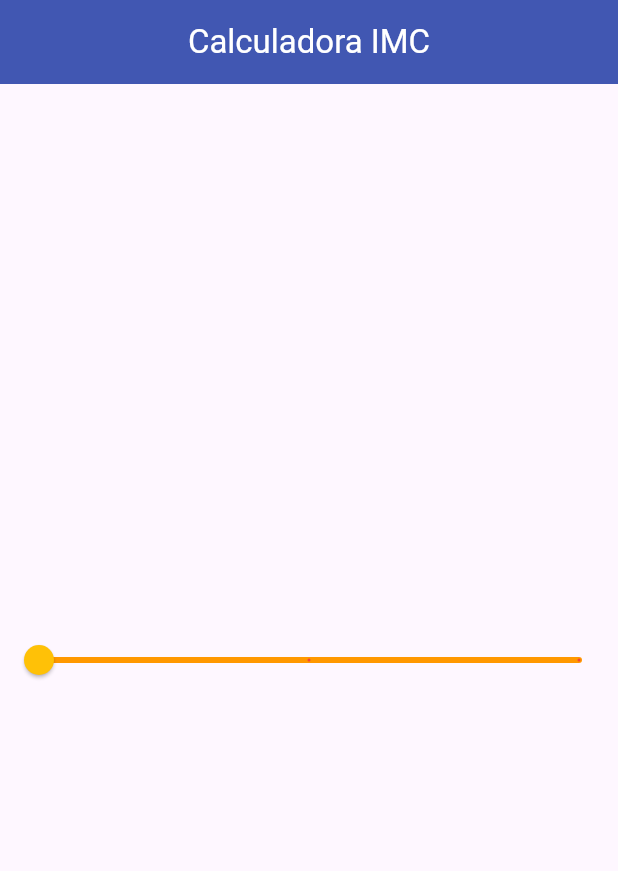
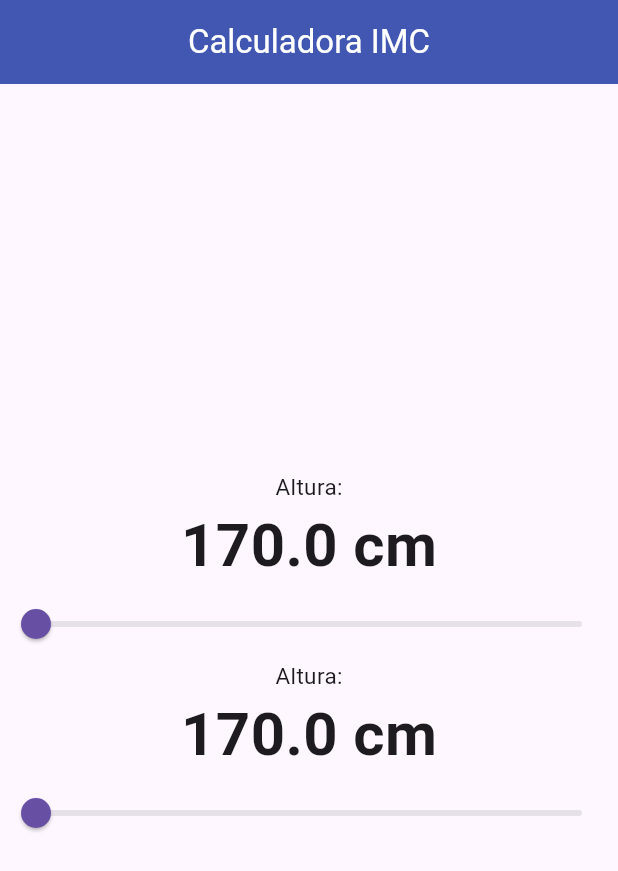
Before and after one commit to fr4nsgallegos/imcappg13, a Flutter app: the screen it shows after launch, on a phone screen of 412 x 824 dp. Shown: the top 871 px of the screen. Run offline on Flutter 3.47's test engine with Material 3 defaults, Android fonts, the phone set to English and light mode, and no system bars.

Commit message:
funcion para devolver sliderwidget

```diff
--- a/lib/pages/imc_page.dart
+++ b/lib/pages/imc_page.dart
@@ -6,7 +6,29 @@ class ImcPage extends StatefulWidget {
 }
 
 class _ImcPageState extends State<ImcPage> {
-  double sliderValue = 1;
+  // double sliderValue = 1;
+
+  double sliderHeigth = 0;
+  double sliderweight = 0;
+
+  Widget sliderWidget() {
+    return Column(
+      children: [
+        Text("Altura:", style: TextStyle(fontSize: 15)),
+        Text(
+          "170.0 cm",
+          style: TextStyle(fontWeight: FontWeight.bold, fontSize: 40),
+        ),
+        Slider(
+          value: sliderHeigth,
+          onChanged: (value) {
+            sliderHeigth = value;
+            setState(() {});
+          },
+        ),
+      ],
+    );
+  }
 
   @override
   Widget build(BuildContext context) {
@@ -20,23 +42,7 @@ class _ImcPageState extends State<ImcPage> {
       body: Center(
         child: Column(
           mainAxisAlignment: MainAxisAlignment.center,
-          children: [
-            Slider(
-              min: 1,
-              max: 3,
-              divisions: 2,
-              label: sliderValue.toString(),
-              value: sliderValue,
-              activeColor: Colors.red,
-              inactiveColor: Colors.orange,
-              thumbColor: Colors.amber,
-              onChanged: (value) {
-                sliderValue = value;
-                print(value);
-                setState(() {});
-              },
-            ),
-          ],
+          children: [sliderWidget(), sliderWidget()],
         ),
       ),
     );
```
